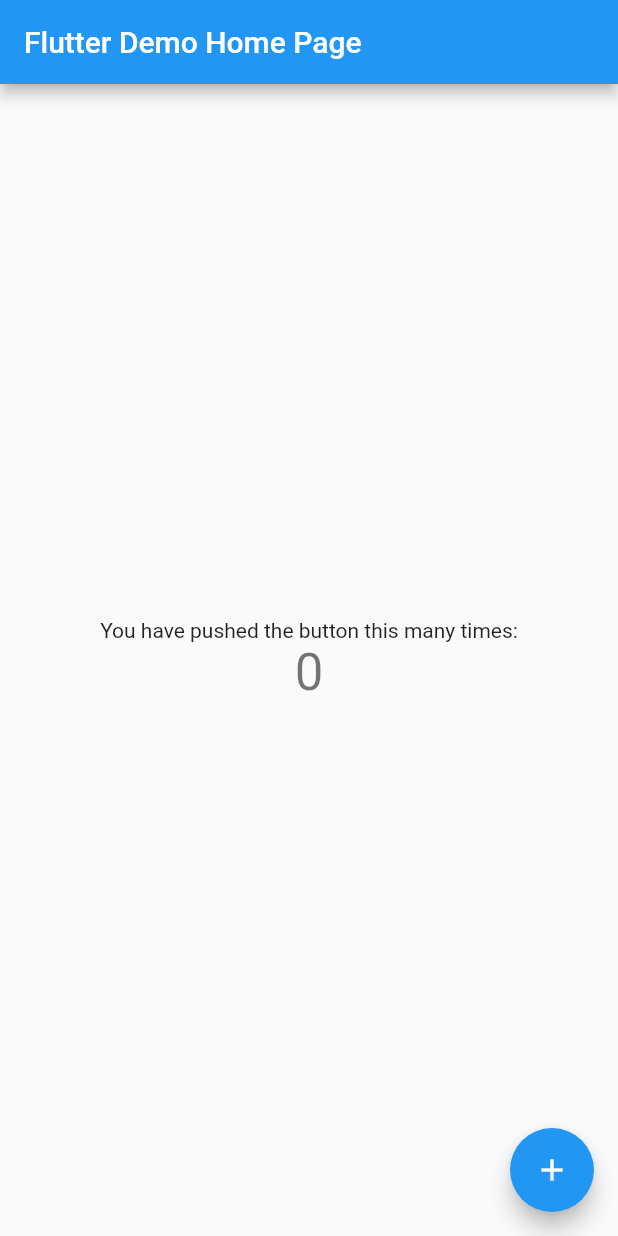
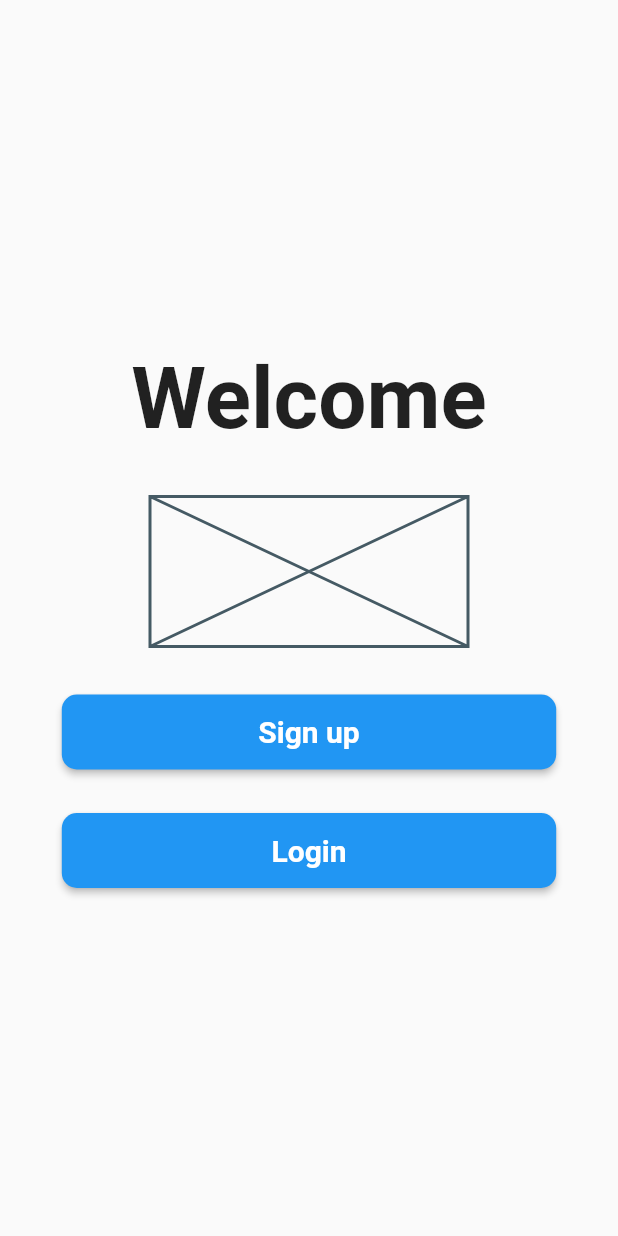
Before and after one commit to MealStock/mealstock, a Flutter app: the screen it shows after launch, on a phone screen of 412 x 824 dp. Run offline on Flutter 3.47's test engine with Material 2 defaults, Android fonts, the phone set to English and light mode, and no system bars.

Commit message:
lol sokrij yb tniopnug ta mai

```diff
--- a/lib/main.dart
+++ b/lib/main.dart
@@ -1,4 +1,5 @@
 import 'package:flutter/material.dart';
+import 'package:meal_stock/screens/login_screen.dart';
 
 void main() {
   runApp(const MyApp());
@@ -24,92 +25,7 @@
         // is not restarted.
         primarySwatch: Colors.blue,
       ),
-      home: const MyHomePage(title: 'Flutter Demo Home Page'),
+      home: LoginScreen(),
     );
   }
 }
-
-class MyHomePage extends StatefulWidget {
-  const MyHomePage({super.key, required this.title});
-
-  // This widget is the home page of your application. It is stateful, meaning
-  // that it has a State object (defined below) that contains fields that affect
-  // how it looks.
-
-  // This class is the configuration for the state. It holds the values (in this
-  // case the title) provided by the parent (in this case the App widget) and
-  // used by the build method of the State. Fields in a Widget subclass are
-  // always marked "final".
-
-  final String title;
-
-  @override
-  State<MyHomePage> createState() => _MyHomePageState();
-}
-
-class _MyHomePageState extends State<MyHomePage> {
-  int _counter = 0;
-
-  void _incrementCounter() {
-    setState(() {
-      // This call to setState tells the Flutter framework that something has
-      // changed in this State, which causes it to rerun the build method below
-      // so that the display can reflect the updated values. If we changed
-      // _counter without calling setState(), then the build method would not be
-      // called again, and so nothing would appear to happen.
-      _counter++;
-    });
-  }
-
-  @override
-  Widget build(BuildContext context) {
-    // This method is rerun every time setState is called, for instance as done
-    // by the _incrementCounter method above.
-    //
-    // The Flutter framework has been optimized to make rerunning build methods
-    // fast, so that you can just rebuild anything that needs updating rather
-    // than having to individually change instances of widgets.
-    return Scaffold(
-      appBar: AppBar(
-        // Here we take the value from the MyHomePage object that was created by
-        // the App.build method, and use it to set our appbar title.
-        title: Text(widget.title),
-      ),
-      body: Center(
-        // Center is a layout widget. It takes a single child and positions it
-        // in the middle of the parent.
-        child: Column(
-          // Column is also a layout widget. It takes a list of children and
-          // arranges them vertically. By default, it sizes itself to fit its
-          // children horizontally, and tries to be as tall as its parent.
-          //
-          // Invoke "debug painting" (press "p" in the console, choose the
-          // "Toggle Debug Paint" action from the Flutter Inspector in Android
-          // Studio, or the "Toggle Debug Paint" command in Visual Studio Code)
-          // to see the wireframe for each widget.
-          //
-          // Column has various properties to control how it sizes itself and
-          // how it positions its children. Here we use mainAxisAlignment to
-          // center the children vertically; the main axis here is the vertical
-          // axis because Columns are vertical (the cross axis would be
-          // horizontal).
-          mainAxisAlignment: MainAxisAlignment.center,
-          children: <Widget>[
-            const Text(
-              'You have pushed the button this many times:',
-            ),
-            Text(
-              '$_counter',
-              style: Theme.of(context).textTheme.headlineMedium,
-            ),
-          ],
-        ),
-      ),
-      floatingActionButton: FloatingActionButton(
-        onPressed: _incrementCounter,
-        tooltip: 'Increment',
-        child: const Icon(Icons.add),
-      ), // This trailing comma makes auto-formatting nicer for build methods.
-    );
-  }
-}
--- /dev/null
+++ b/lib/screens/login_screen.dart
@@ -0,0 +1,53 @@
+import 'package:flutter/material.dart';
+
+class LoginScreen extends StatelessWidget {
+  const LoginScreen({super.key});
+
+  @override
+  Widget build(BuildContext context) {
+    double width = MediaQuery.of(context).size.width;
+    return Scaffold(
+      body: Center(
+        child: Column(
+          mainAxisAlignment: MainAxisAlignment.center,
+          children: <Widget>[
+            const Text(
+              'Welcome',
+              style: TextStyle(
+                fontSize: 57,
+                fontWeight: FontWeight.bold,
+              ),
+            ),
+            const Padding(padding: EdgeInsets.all(16.0)),
+            const Padding(
+                padding: EdgeInsets.symmetric(horizontal: 100.0),
+                child: const Placeholder(
+                    fallbackHeight: 100.0)), // logo placeholder
+            const Padding(padding: EdgeInsets.all(16.0)),
+            ElevatedButton(
+              onPressed: () {},
+              child: Text('Sign up',
+                  style: TextStyle(fontSize: 20, fontWeight: FontWeight.bold)),
+              style: ElevatedButton.styleFrom(
+                  shape: RoundedRectangleBorder(
+                    borderRadius: BorderRadius.circular(10.0),
+                  ),
+                  minimumSize: Size(width * 0.8, 50.0)),
+            ),
+            const Padding(padding: EdgeInsets.only(top: 29)),
+            ElevatedButton(
+              onPressed: () {},
+              child: Text('Login',
+                  style: TextStyle(fontSize: 20, fontWeight: FontWeight.bold)),
+              style: ElevatedButton.styleFrom(
+                  shape: RoundedRectangleBorder(
+                    borderRadius: BorderRadius.circular(10.0),
+                  ),
+                  minimumSize: Size(width * 0.8, 50.0)),
+            ),
+          ],
+        ),
+      ),
+    );
+  }
+}
```
Also changed, not shown: lib/services/auth.dart (added), lib/services/database.dart (added).
